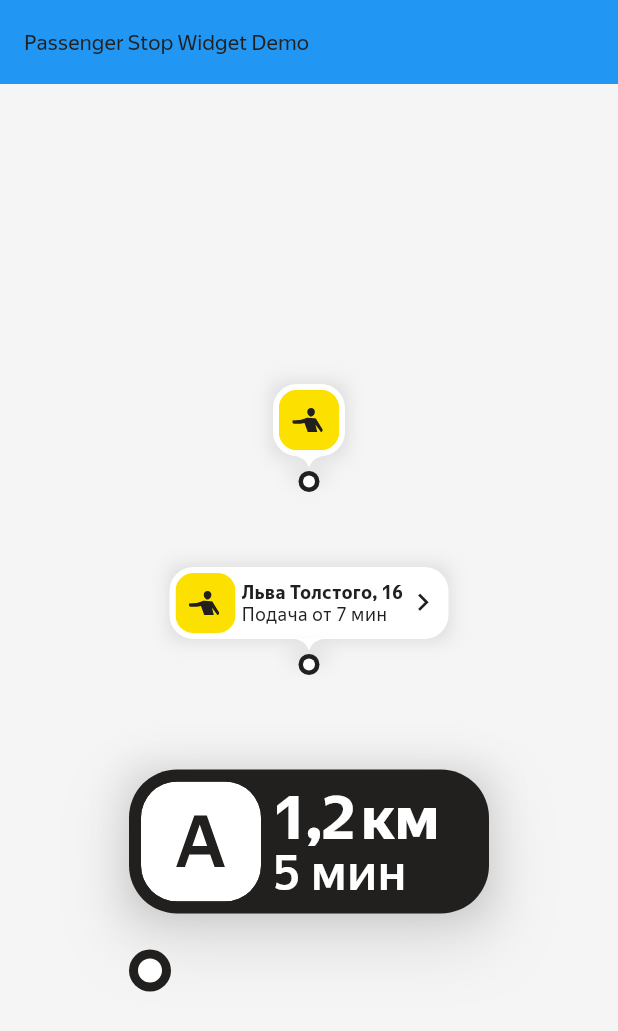
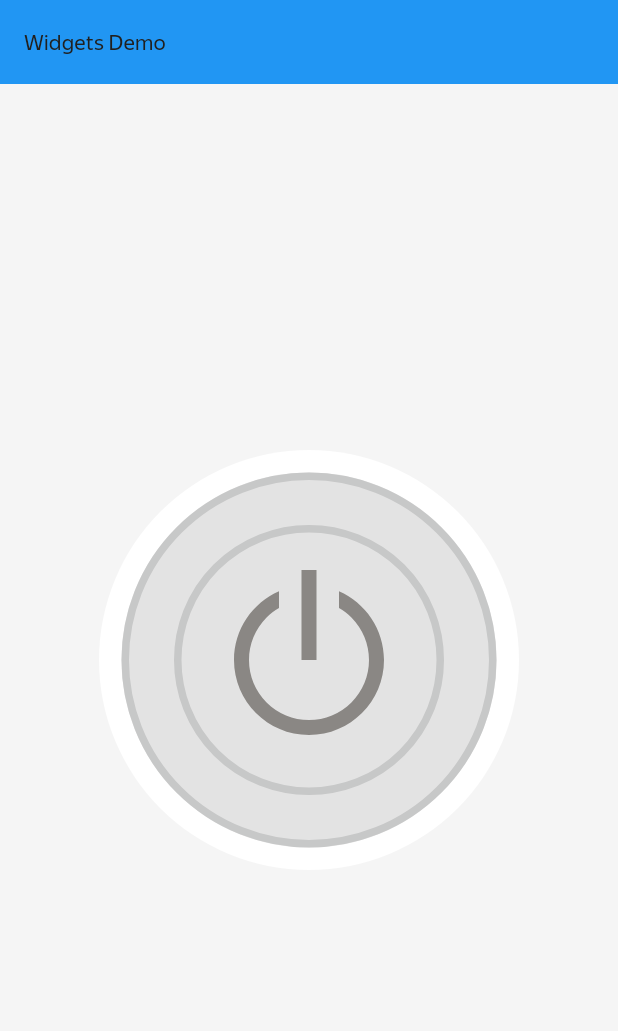
Before and after one commit to ChabanovX/alice-sdk, a Flutter app: the screen it shows after launch, on a phone screen of 412 x 824 dp. Shown: the top 1031 px of the screen. Run offline on Flutter 3.47's test engine with Material 3 defaults, Android fonts, the phone set to English and light mode, and no system bars; our stand-ins replace flutter_svg, just_audio, rxdart.

Commit message:
added controlOfflineWidget

```diff
--- a/mobile/lib/main.dart
+++ b/mobile/lib/main.dart
@@ -17,7 +17,7 @@ class MainApp extends StatelessWidget {
       home: Scaffold(
         backgroundColor: Colors.grey[100],
         appBar: AppBar(
-          title: const Text('Passenger Stop Widget Demo'),
+          title: const Text('Widgets Demo'),
           backgroundColor: Colors.blue,
           foregroundColor: Colors.white,
         ),
@@ -25,23 +25,7 @@ class MainApp extends StatelessWidget {
           child: Column(
             mainAxisAlignment: MainAxisAlignment.center,
             children: [
-              Transform.scale(scale: 1.0, child: const PassengerStopWidget1()),
-              const SizedBox(height: 50),
-              Transform.scale(
-                scale: 1.0,
-                child: const PassengerStopWidget2(
-                  pointAdress: 'Льва Толстого, 16',
-                  timeOfSubmission: '7 мин',
-                ),
-              ),
-              const SizedBox(height: 100),
-              Transform.scale(
-                scale: 2.0,
-                child: const PassengerStopWidget3(
-                  pointDistance: '1,2 км',
-                  timeOnWay: '5 мин',
-                ),
-              ),
+              Transform.scale(scale: 5.0, child: const ControlOfflineWidget()),
             ],
           ),
         ),
--- /dev/null
+++ b/mobile/lib/widgets/control/control_offline_widget.dart
@@ -0,0 +1,57 @@
+import 'package:flutter/material.dart';
+import 'package:flutter_svg/flutter_svg.dart';
+
+/// Виджет offline с концентрическими кругами
+class ControlOfflineWidget extends StatelessWidget {
+  const ControlOfflineWidget({super.key});
+
+  @override
+  Widget build(BuildContext context) {
+    final theme = Theme.of(context);
+    final colorScheme = theme.colorScheme;
+
+    return Container(
+      width: 56,
+      height: 56,
+      decoration: BoxDecoration(
+        color: colorScheme.surface,
+        shape: BoxShape.circle,
+      ),
+      child: Center(
+        child: Container(
+          width: 50,
+          height: 50,
+          decoration: BoxDecoration(
+            color: colorScheme.outlineVariant,
+            shape: BoxShape.circle,
+            border: Border.all(
+              color: colorScheme.outline.withAlpha(200),
+              width: 1,
+            ),
+          ),
+          child: Center(
+            child: Container(
+              width: 36,
+              height: 36,
+              decoration: BoxDecoration(
+                color: Colors.transparent,
+                shape: BoxShape.circle,
+                border: Border.all(
+                  color: colorScheme.outline.withAlpha(200),
+                  width: 1,
+                ),
+              ),
+              child: Center(
+                child: SvgPicture.asset(
+                  'assets/icons/power_button.svg',
+                  width: 24,
+                  height: 24,
+                ),
+              ),
+            ),
+          ),
+        ),
+      ),
+    );
+  }
+}
--- a/mobile/lib/widgets/widgets.dart
+++ b/mobile/lib/widgets/widgets.dart
@@ -2,3 +2,4 @@
 export 'passenger_stop/passenger_stop_widget1.dart';
 export 'passenger_stop/passenger_stop_widget2.dart';
 export 'passenger_stop/passenger_stop_widget3.dart';
+export 'control/control_offline_widget.dart';
```
Also changed, not shown: mobile/lib/widgets/examples/power_button.svg (added), mobile/lib/widgets/power_button/power_button_widget.dart (deleted).
